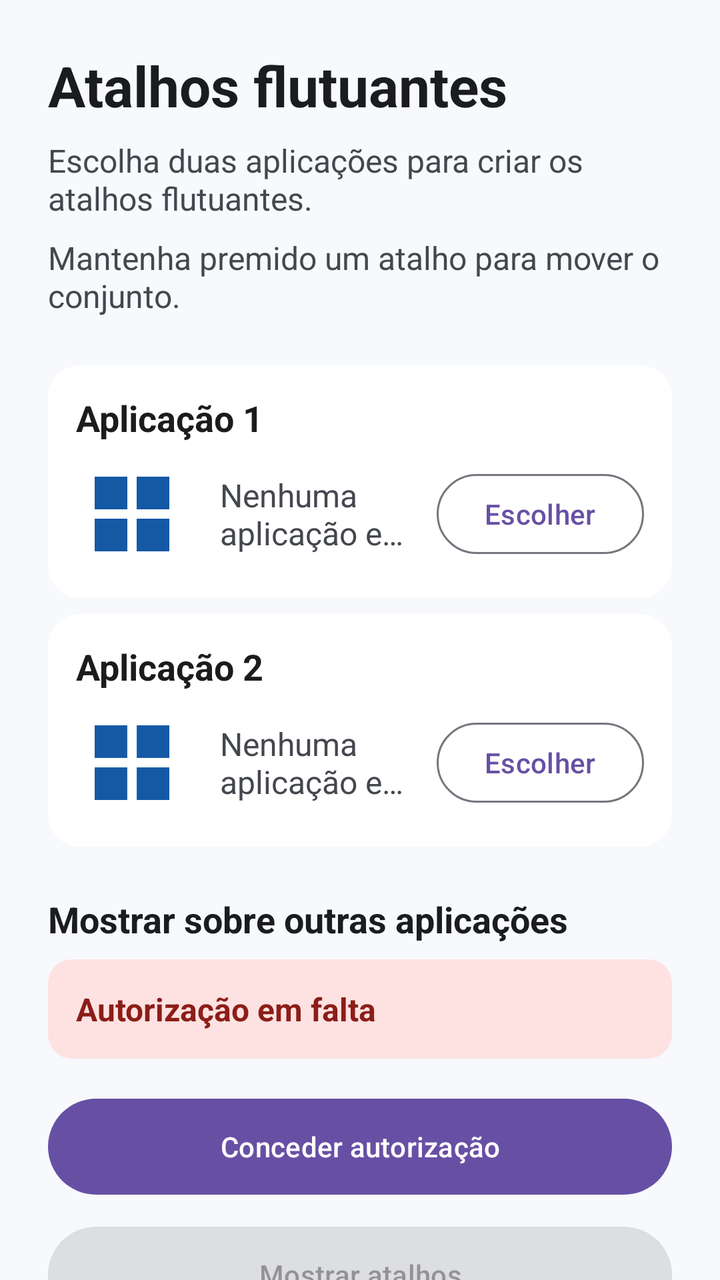
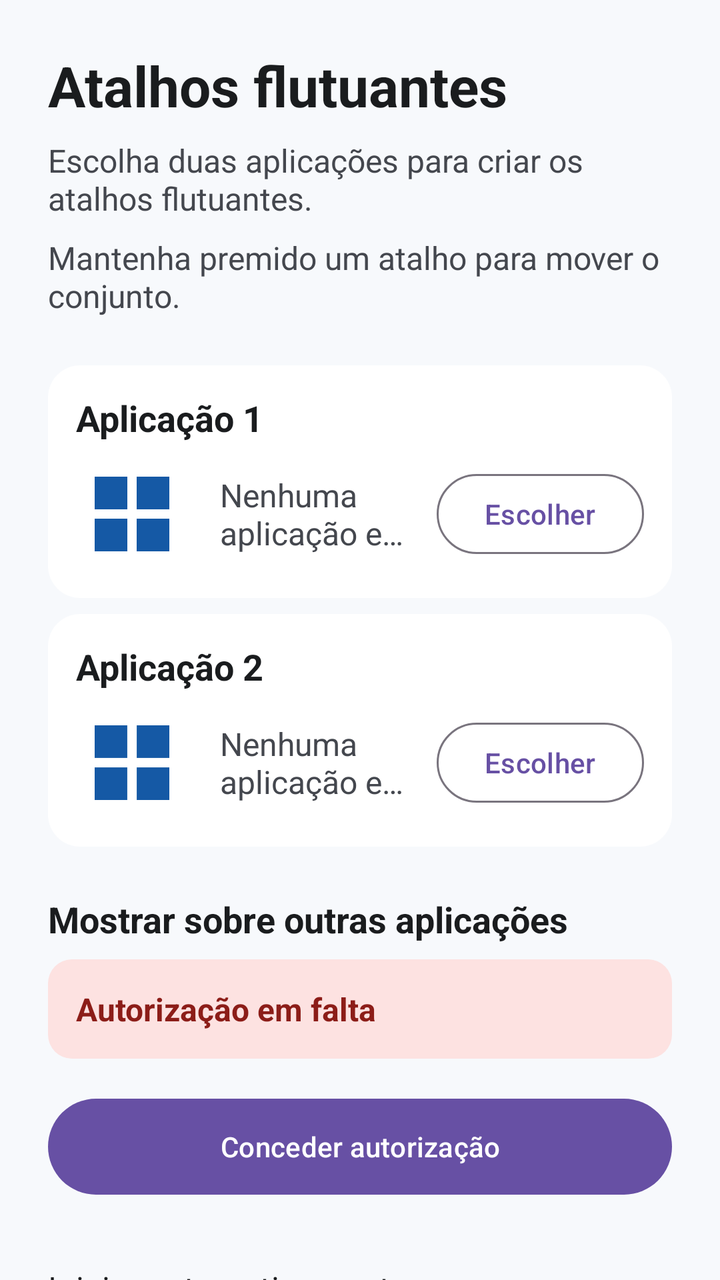

Before-and-after screenshots of an Android layout around one commit, followed by the original layout XML and the change that was made.
<!-- AndroidManifest.xml: application theme Theme.FloatSwitch -->
<!-- res/layout/activity_main.xml -->
<?xml version="1.0" encoding="utf-8"?>
<androidx.constraintlayout.widget.ConstraintLayout xmlns:android="http://schemas.android.com/apk/res/android"
    xmlns:app="http://schemas.android.com/apk/res-auto"
    xmlns:tools="http://schemas.android.com/tools"
    android:id="@+id/main"
    android:layout_width="match_parent"
    android:layout_height="match_parent"
    tools:context=".MainActivity">

    <ScrollView
        android:layout_width="0dp"
        android:layout_height="0dp"
        android:fillViewport="true"
        android:scrollbars="none"
        app:layout_constraintBottom_toBottomOf="parent"
        app:layout_constraintEnd_toEndOf="parent"
        app:layout_constraintStart_toStartOf="parent"
        app:layout_constraintTop_toTopOf="parent"
        app:layout_constraintWidth_max="@dimen/screen_content_max_width">

        <LinearLayout
            android:layout_width="match_parent"
            android:layout_height="wrap_content"
            android:gravity="center_vertical"
            android:orientation="vertical"
            android:padding="@dimen/screen_content_padding">

            <TextView
                android:layout_width="match_parent"
                android:layout_height="wrap_content"
                android:text="@string/screen_title"
                android:textColor="@color/screen_text_primary"
                android:textSize="@dimen/text_size_title"
                android:textStyle="bold" />

            <TextView
                android:layout_width="match_parent"
                android:layout_height="wrap_content"
                android:layout_marginTop="@dimen/spacing_small"
                android:text="@string/screen_description"
                android:textColor="@color/screen_text_secondary"
                android:textSize="@dimen/text_size_body" />

            <TextView
                android:layout_width="match_parent"
                android:layout_height="wrap_content"
                android:layout_marginTop="@dimen/spacing_small"
                android:text="@string/overlay_move_guidance"
                android:textColor="@color/screen_text_secondary"
                android:textSize="@dimen/text_size_body" />

            <LinearLayout
                android:layout_width="match_parent"
                android:layout_height="wrap_content"
                android:layout_marginTop="@dimen/spacing_large"
                android:background="@drawable/app_selection_background"
                android:orientation="vertical"
                android:padding="@dimen/app_slot_padding">

                <TextView
                    android:layout_width="match_parent"
                    android:layout_height="wrap_content"
                    android:text="@string/application_one_label"
                    android:textColor="@color/screen_text_primary"
                    android:textSize="@dimen/text_size_label"
                    android:textStyle="bold" />

                <LinearLayout
                    android:layout_width="match_parent"
                    android:layout_height="wrap_content"
                    android:layout_marginTop="@dimen/spacing_small"
                    android:gravity="center_vertical"
                    android:orientation="horizontal">

                    <ImageView
                        android:id="@+id/applicationOneIcon"
                        android:layout_width="@dimen/app_slot_icon_size"
                        android:layout_height="@dimen/app_slot_icon_size"
                        android:contentDescription="@string/no_application_icon_description"
                        android:scaleType="fitCenter"
                        android:src="@drawable/ic_app_placeholder"
                        app:tint="@color/overlay_icon" />

                    <TextView
                        android:id="@+id/applicationOneName"
                        android:layout_width="0dp"
                        android:layout_height="wrap_content"
                        android:layout_marginHorizontal="@dimen/spacing_medium"
                        android:layout_weight="1"
                        android:ellipsize="end"
                        android:maxLines="2"
                        android:text="@string/no_application_selected"
                        android:textColor="@color/screen_text_secondary"
                        android:textSize="@dimen/text_size_body" />

                    <com.google.android.material.button.MaterialButton
                        android:id="@+id/chooseApplicationOneButton"
                        style="@style/Widget.Material3.Button.OutlinedButton"
                        android:layout_width="wrap_content"
                        android:layout_height="wrap_content"
                        android:minHeight="@dimen/app_slot_button_min_height"
                        android:text="@string/button_choose_application"
                        android:textAllCaps="false" />
                </LinearLayout>
            </LinearLayout>

            <LinearLayout
                android:layout_width="match_parent"
                android:layout_height="wrap_content"
                android:layout_marginTop="@dimen/spacing_small"
                android:background="@drawable/app_selection_background"
                android:orientation="vertical"
                android:padding="@dimen/app_slot_padding">

                <TextView
                    android:layout_width="match_parent"
                    android:layout_height="wrap_content"
                    android:text="@string/application_two_label"
                    android:textColor="@color/screen_text_primary"
                    android:textSize="@dimen/text_size_label"
                    android:textStyle="bold" />

                <LinearLayout
                    android:layout_width="match_parent"
                    android:layout_height="wrap_content"
                    android:layout_marginTop="@dimen/spacing_small"
                    android:gravity="center_vertical"
                    android:orientation="horizontal">

                    <ImageView
                        android:id="@+id/applicationTwoIcon"
                        android:layout_width="@dimen/app_slot_icon_size"
                        android:layout_height="@dimen/app_slot_icon_size"
                        android:contentDescription="@string/no_application_icon_description"
                        android:scaleType="fitCenter"
                        android:src="@drawable/ic_app_placeholder"
                        app:tint="@color/overlay_icon" />

                    <TextView
                        android:id="@+id/applicationTwoName"
                        android:layout_width="0dp"
                        android:layout_height="wrap_content"
                        android:layout_marginHorizontal="@dimen/spacing_medium"
                        android:layout_weight="1"
                        android:ellipsize="end"
                        android:maxLines="2"
                        android:text="@string/no_application_selected"
                        android:textColor="@color/screen_text_secondary"
                        android:textSize="@dimen/text_size_body" />

                    <com.google.android.material.button.MaterialButton
                        android:id="@+id/chooseApplicationTwoButton"
                        style="@style/Widget.Material3.Button.OutlinedButton"
                        android:layout_width="wrap_content"
                        android:layout_height="wrap_content"
                        android:minHeight="@dimen/app_slot_button_min_height"
                        android:text="@string/button_choose_application"
                        android:textAllCaps="false" />
                </LinearLayout>
            </LinearLayout>

            <TextView
                android:layout_width="match_parent"
                android:layout_height="wrap_content"
                android:layout_marginTop="@dimen/spacing_large"
                android:text="@string/overlay_permission_label"
                android:textColor="@color/screen_text_primary"
                android:textSize="@dimen/text_size_label"
                android:textStyle="bold" />

            <TextView
                android:id="@+id/overlayPermissionState"
                android:layout_width="match_parent"
                android:layout_height="wrap_content"
                android:layout_marginTop="@dimen/spacing_small"
                android:background="@drawable/status_background"
                android:padding="@dimen/status_padding"
                android:text="@string/overlay_permission_missing"
                android:textColor="@color/status_missing_text"
                android:textSize="@dimen/text_size_body"
                android:textStyle="bold" />

            <com.google.android.material.button.MaterialButton
                android:id="@+id/grantOverlayPermissionButton"
                android:layout_width="match_parent"
                android:layout_height="wrap_content"
                android:layout_marginTop="@dimen/spacing_medium"
                android:minHeight="@dimen/action_button_min_height"
                android:text="@string/button_grant_overlay_permission"
                android:textAllCaps="false" />

            <com.google.android.material.button.MaterialButton
                android:id="@+id/showShortcutsButton"
                android:layout_width="match_parent"
                android:layout_height="wrap_content"
                android:layout_marginTop="@dimen/spacing_small"
                android:enabled="false"
                android:minHeight="@dimen/action_button_min_height"
                android:text="@string/button_show_shortcuts"
                android:textAllCaps="false" />

            <com.google.android.material.button.MaterialButton
                android:id="@+id/hideShortcutsButton"
                style="@style/Widget.Material3.Button.OutlinedButton"
                android:layout_width="match_parent"
                android:layout_height="wrap_content"
                android:layout_marginTop="@dimen/spacing_small"
                android:minHeight="@dimen/action_button_min_height"
                android:text="@string/button_hide_shortcuts"
                android:textAllCaps="false" />

            <TextView
                android:id="@+id/feedbackText"
                android:layout_width="match_parent"
                android:layout_height="wrap_content"
                android:layout_marginTop="@dimen/spacing_medium"
                android:accessibilityLiveRegion="polite"
                android:minHeight="@dimen/feedback_min_height"
                android:text="@string/initial_guidance"
                android:textColor="@color/screen_text_secondary"
                android:textSize="@dimen/text_size_body" />
        </LinearLayout>
    </ScrollView>

</androidx.constraintlayout.widget.ConstraintLayout>
<!-- resources referenced by this layout -->
<resources>
  <color name="overlay_icon">#FF1559A5</color>
  <color name="screen_text_primary">#FF1A1C1E</color>
  <color name="screen_text_secondary">#FF44474E</color>
  <color name="status_missing_text">#FF8C1D18</color>
  <dimen name="action_button_min_height">56dp</dimen>
  <dimen name="app_slot_button_min_height">48dp</dimen>
  <dimen name="app_slot_icon_size">56dp</dimen>
  <dimen name="app_slot_padding">14dp</dimen>
  <dimen name="feedback_min_height">48dp</dimen>
  <dimen name="screen_content_max_width">720dp</dimen>
  <dimen name="screen_content_padding">24dp</dimen>
  <dimen name="spacing_large">24dp</dimen>
  <dimen name="spacing_medium">16dp</dimen>
  <dimen name="spacing_small">8dp</dimen>
  <dimen name="status_padding">14dp</dimen>
  <dimen name="text_size_body">16sp</dimen>
  <dimen name="text_size_label">18sp</dimen>
  <dimen name="text_size_title">28sp</dimen>
  <!-- drawable app_selection_background (drawable) -->
  <?xml version="1.0" encoding="utf-8"?>
  <shape xmlns:android="http://schemas.android.com/apk/res/android"
      android:shape="rectangle">
      <solid android:color="@color/app_slot_background" />
      <corners android:radius="@dimen/app_slot_corner_radius" />
  </shape>
  <!-- drawable ic_app_placeholder (drawable) -->
  <?xml version="1.0" encoding="utf-8"?>
  <vector xmlns:android="http://schemas.android.com/apk/res/android"
      android:width="32dp"
      android:height="32dp"
      android:viewportWidth="24"
      android:viewportHeight="24">
      <path
          android:fillColor="#FFFFFFFF"
          android:pathData="M4,4h7v7H4zM13,4h7v7h-7zM4,13h7v7H4zM13,13h7v7h-7z" />
  </vector>
  <!-- drawable status_background (drawable) -->
  <?xml version="1.0" encoding="utf-8"?>
  <shape xmlns:android="http://schemas.android.com/apk/res/android"
      android:shape="rectangle">
      <solid android:color="@color/status_missing_background" />
      <corners android:radius="@dimen/status_corner_radius" />
  </shape>
  <string name="application_one_label">Aplicação 1</string>
  <string name="application_two_label">Aplicação 2</string>
  <string name="button_choose_application">Escolher</string>
  <string name="button_grant_overlay_permission">Conceder autorização</string>
  <string name="button_hide_shortcuts">Ocultar atalhos</string>
  <string name="button_show_shortcuts">Mostrar atalhos</string>
  <string name="initial_guidance">Escolha duas aplicações, conceda a autorização e seleccione “Mostrar atalhos”.</string>
  <string name="no_application_icon_description">Posição sem aplicação escolhida</string>
  <string name="no_application_selected">Nenhuma aplicação escolhida</string>
  <string name="overlay_move_guidance">Mantenha premido um atalho para mover o conjunto.</string>
  <string name="overlay_permission_label">Mostrar sobre outras aplicações</string>
  <string name="overlay_permission_missing">Autorização em falta</string>
  <string name="screen_description">Escolha duas aplicações para criar os atalhos flutuantes.</string>
  <string name="screen_title">Atalhos flutuantes</string>
  <style name="Theme.FloatSwitch" parent="Base.Theme.FloatSwitch" />
  <color name="app_slot_background">#FFFFFFFF</color>
  <dimen name="app_slot_corner_radius">16dp</dimen>
  <color name="status_missing_background">#FFFDE2E1</color>
  <dimen name="status_corner_radius">12dp</dimen>
  <style name="Base.Theme.FloatSwitch" parent="Theme.Material3.DayNight.NoActionBar">
          <item name="android:windowBackground">@color/screen_background</item>
      </style>
  <color name="screen_background">#FFF7F9FC</color>
</resources>

<!-- the commit's change to res/layout/activity_main.xml (unified diff, before → after) -->
@@ -189,6 +189,33 @@
                 android:text="@string/button_grant_overlay_permission"
                 android:textAllCaps="false" />
 
+            <androidx.appcompat.widget.SwitchCompat
+                android:id="@+id/autoStartSwitch"
+                android:layout_width="match_parent"
+                android:layout_height="wrap_content"
+                android:layout_marginTop="@dimen/spacing_large"
+                android:minHeight="@dimen/action_button_min_height"
+                android:text="@string/auto_start_title"
+                android:textColor="@color/screen_text_primary"
+                android:textSize="@dimen/text_size_body" />
+
+            <TextView
+                android:layout_width="match_parent"
+                android:layout_height="wrap_content"
+                android:layout_marginTop="@dimen/spacing_small"
+                android:text="@string/auto_start_description"
+                android:textColor="@color/screen_text_secondary"
+                android:textSize="@dimen/text_size_body" />
+
+            <TextView
+                android:id="@+id/autoStartDiagnostic"
+                android:layout_width="match_parent"
+                android:layout_height="wrap_content"
+                android:layout_marginTop="@dimen/spacing_small"
+                android:text="@string/auto_start_diagnostic_never"
+                android:textColor="@color/screen_text_secondary"
+                android:textSize="@dimen/text_size_body" />
+
             <com.google.android.material.button.MaterialButton
                 android:id="@+id/showShortcutsButton"
                 android:layout_width="match_parent"
<!-- resource entries referenced after the edit -->
@@ -45,6 +45,9 @@
   </shape>
   <string name="application_one_label">Aplicação 1</string>
   <string name="application_two_label">Aplicação 2</string>
+  <string name="auto_start_description">Mostra os atalhos automaticamente depois de o Android arrancar.</string>
+  <string name="auto_start_diagnostic_never">Último arranque automático: nunca</string>
+  <string name="auto_start_title">Iniciar automaticamente com o dispositivo</string>
   <string name="button_choose_application">Escolher</string>
   <string name="button_grant_overlay_permission">Conceder autorização</string>
   <string name="button_hide_shortcuts">Ocultar atalhos</string>
